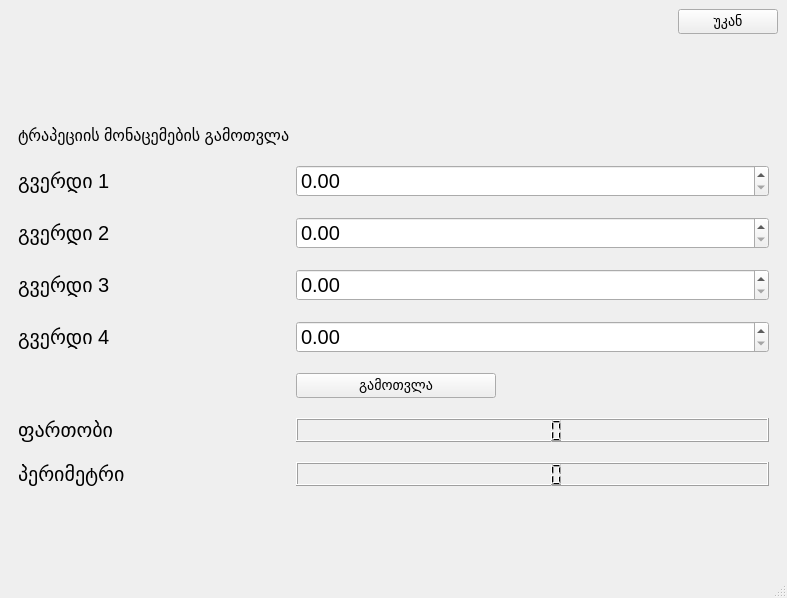
Before: the Qt Designer form design.ui in Lasha-Nikolaishvili/geometry-calculator, drawn with Qt 5.
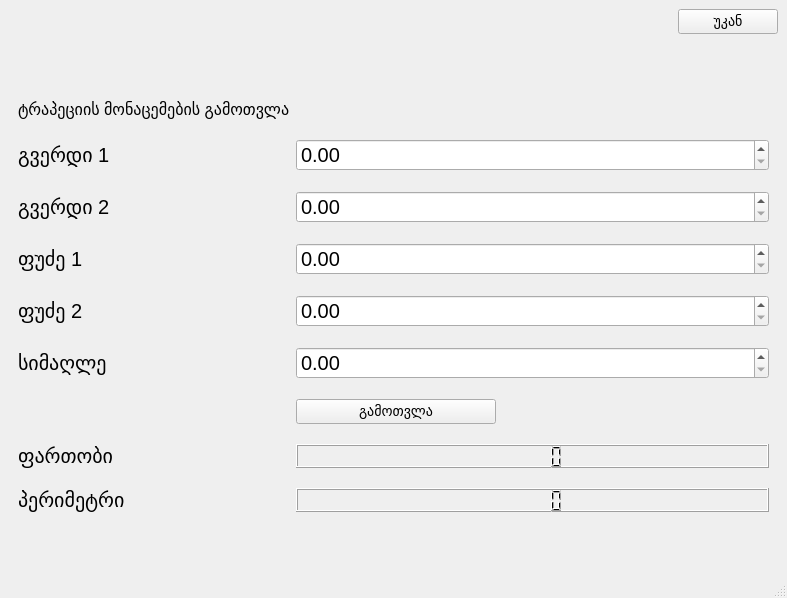
After: the same form once the commit is applied. The open tabs and pages were chosen to show the change.

What changed in the file:
```diff
--- a/design.ui
+++ b/design.ui
@@ -841,7 +841,7 @@
 }</string>
           </property>
           <property name="text">
-           <string>გვერდი 3</string>
+           <string>ფუძე 1</string>
           </property>
          </widget>
         </item>
@@ -863,7 +863,7 @@
           </property>
          </widget>
         </item>
-        <item row="5" column="1">
+        <item row="6" column="1">
          <widget class="QPushButton" name="trapezoid_calculate_button">
           <property name="maximumSize">
            <size>
@@ -899,7 +899,7 @@
           </property>
          </widget>
         </item>
-        <item row="6" column="0">
+        <item row="7" column="0">
          <widget class="QLabel" name="trapezoid_area_label">
           <property name="styleSheet">
            <string notr="true">#trapezoid_area_label {
@@ -911,7 +911,7 @@
           </property>
          </widget>
         </item>
-        <item row="6" column="1">
+        <item row="7" column="1">
          <widget class="QLCDNumber" name="trapezoid_area_display">
           <property name="maximumSize">
            <size>
@@ -926,7 +926,7 @@
           </property>
          </widget>
         </item>
-        <item row="7" column="0">
+        <item row="8" column="0">
          <widget class="QLabel" name="trapezoid_perimeter_label">
           <property name="layoutDirection">
            <enum>Qt::LeftToRight</enum>
@@ -944,7 +944,7 @@
           </property>
          </widget>
         </item>
-        <item row="7" column="1">
+        <item row="8" column="1">
          <widget class="QLCDNumber" name="trapezoid_perimeter_display">
           <property name="maximumSize">
            <size>
@@ -985,7 +985,37 @@
 }</string>
           </property>
           <property name="text">
-           <string>გვერდი 4</string>
+           <string>ფუძე 2</string>
+          </property>
+         </widget>
+        </item>
+        <item row="5" column="1">
+         <widget class="QDoubleSpinBox" name="trapezoid_height_input">
+          <property name="maximumSize">
+           <size>
+            <width>500</width>
+            <height>16777215</height>
+           </size>
+          </property>
+          <property name="styleSheet">
+           <string notr="true">#trapezoid_height_input {
+	font-size: 20px;
+}</string>
+          </property>
+          <property name="maximum">
+           <double>100000000.000000000000000</double>
+          </property>
+         </widget>
+        </item>
+        <item row="5" column="0">
+         <widget class="QLabel" name="trapezoid_height_label">
+          <property name="styleSheet">
+           <string notr="true">#trapezoid_height_label {
+	font-size: 20px;
+}</string>
+          </property>
+          <property name="text">
+           <string>სიმაღლე</string>
           </property>
          </widget>
         </item>
```
Left out of the diff: 12 changed lines with no effect on the pictures.
